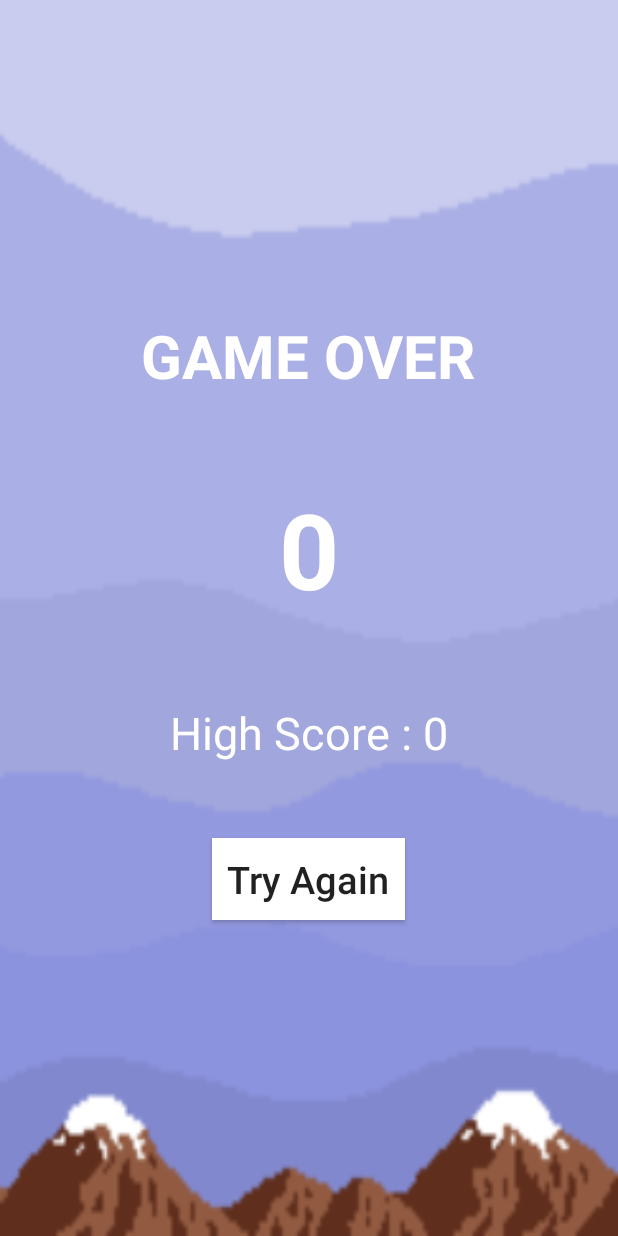
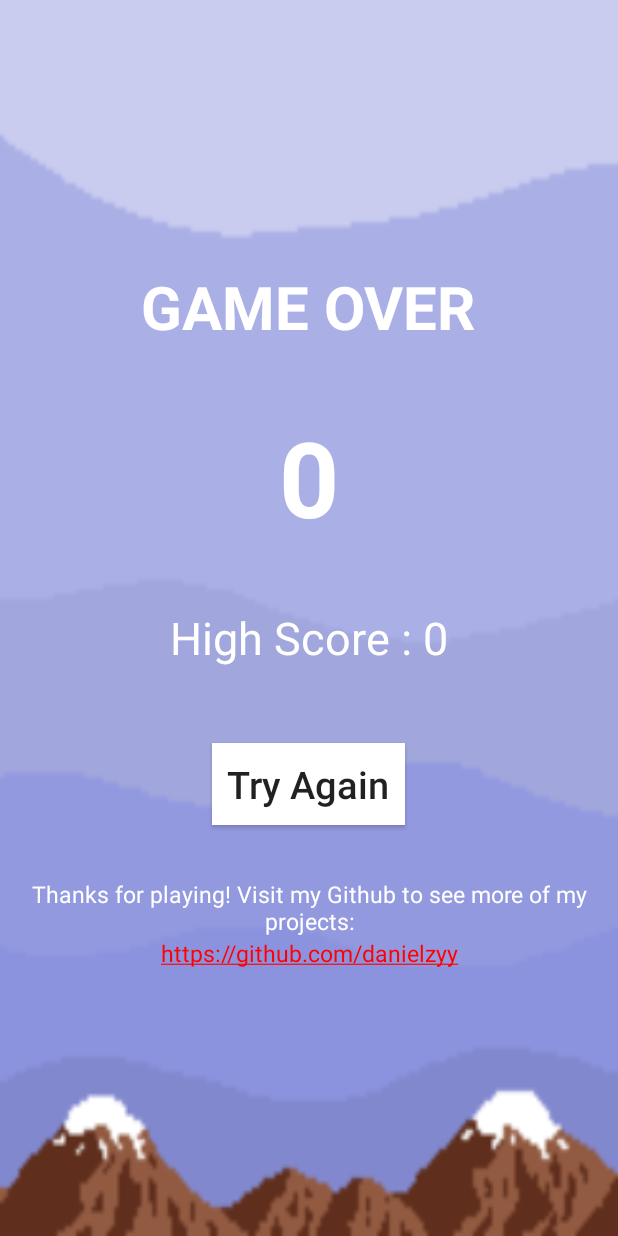
Before and after one commit to danielzyy/Pipe-Dodger, an Android app: the result screen opened directly, with no data from a screen before it, on a phone screen of 412 x 824 dp. Run offline under Robolectric (Android 15) with nearby library versions, the phone set to English and light mode, and no system bars.

Commit message:
Released Version 1.0: added github link and changed spacing

```diff
--- a/AppDanielYe/app/src/main/res/layout/activity_result.xml
+++ b/AppDanielYe/app/src/main/res/layout/activity_result.xml
@@ -25,7 +25,7 @@
         android:text="0"
         android:textSize="70sp"
         android:textColor="#ffffff"
-        android:layout_marginTop="55dp"/>
+        android:layout_marginTop="40dp"/>
 
     <TextView
         android:id="@+id/highScoreLabel"
@@ -34,7 +34,7 @@
         android:text="High Score : 0"
         android:textSize="30sp"
         android:textColor="#ffffff"
-        android:layout_marginTop="55dp"/>
+        android:layout_marginTop="40dp"/>
 
     <Button
         android:layout_width="wrap_content"
@@ -46,5 +46,24 @@
         android:background="#ffffff"
         android:textSize="25sp"
         android:onClick="tryAgain"/>
+    <TextView
+        android:layout_width="wrap_content"
+        android:layout_height="wrap_content"
+        android:text="Thanks for playing! Visit my Github to see more of my projects:"
+        android:textSize="15sp"
+        android:textColor="#ffffff"
+        android:textAlignment="center"
+        android:layout_marginTop="35dp"/>
+    <TextView
+        android:layout_width="wrap_content"
+        android:layout_height="wrap_content"
+        android:text="https://github.com/danielzyy"
+        android:autoLink="all"
+        android:textColorLink="#FF0000"
+        android:linksClickable="true"
+        android:textSize="15sp"
+        android:textColor="#ffffff"
+        android:textAlignment="center"
+        android:layout_marginTop="0dp"/>
 
 </LinearLayout>
```
